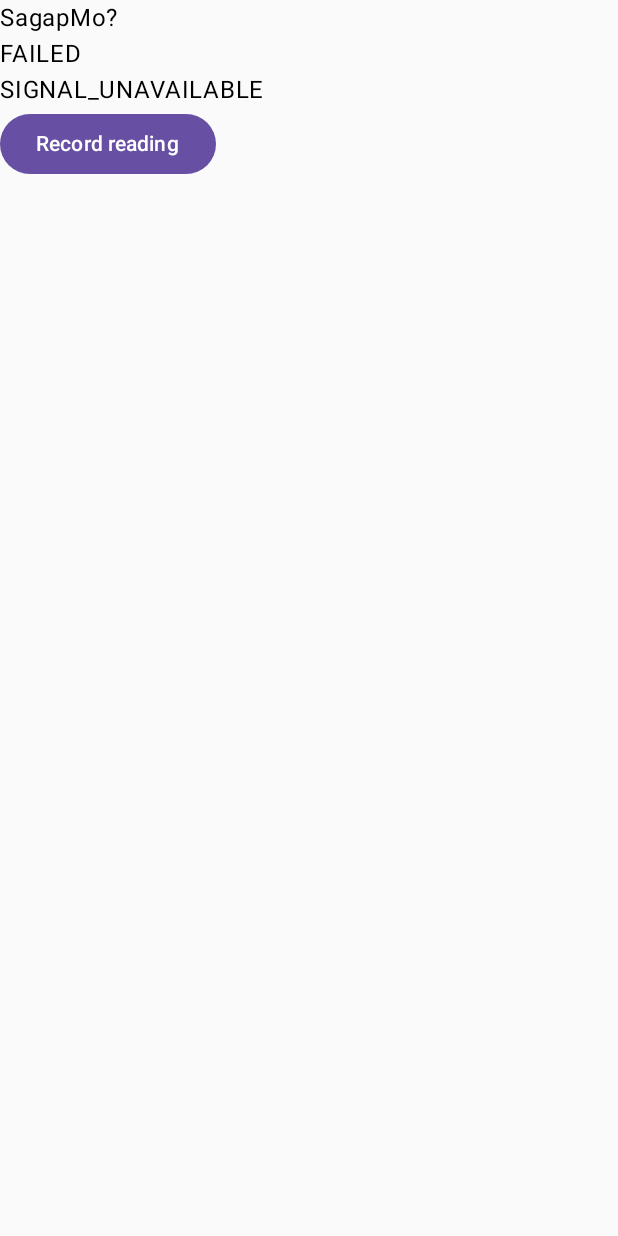
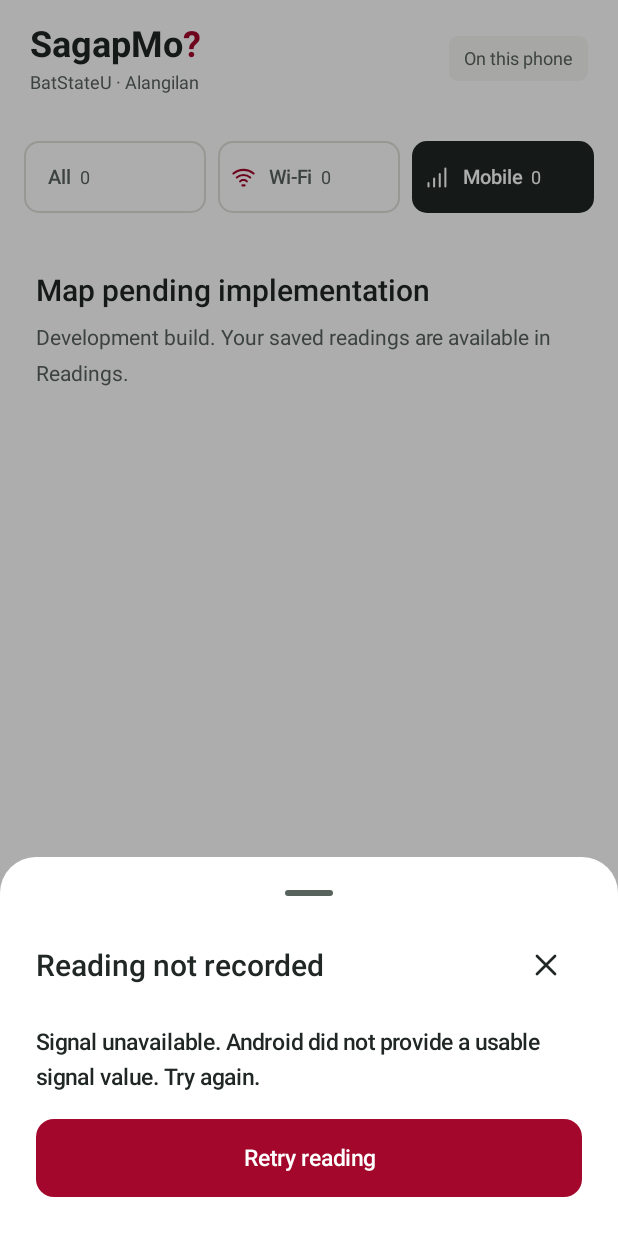
Before and after one commit to j-davidv/SagapMo, an Android app built with Jetpack Compose: the screen it shows after launch (MainActivity), after a tap on "Record reading", on a phone screen of 412 x 824 dp. Run offline under Robolectric (Android 15) with nearby library versions, the phone set to English and light mode, and no system bars; our stand-ins replace Room's generated code; 2 other taps on this screen came first.

Commit message:
feat: add readings filters and shared reading details

```diff
--- a/app/src/main/kotlin/com/sagapmo/app/MainActivity.kt
+++ b/app/src/main/kotlin/com/sagapmo/app/MainActivity.kt
@@ -18,6 +18,8 @@ import androidx.lifecycle.ViewModel
 import androidx.lifecycle.ViewModelProvider
 import androidx.lifecycle.compose.collectAsStateWithLifecycle
 import com.sagapmo.app.capture.*
+import com.sagapmo.app.ui.SagapMoApp
+import com.sagapmo.app.ui.SagapMoTheme
 
 class MainActivity : ComponentActivity() {
     private lateinit var model: SagapMoViewModel
@@ -34,21 +36,7 @@ class MainActivity : ComponentActivity() {
                 (application as SagapMoApplication).database.readings()) as T
         })[SagapMoViewModel::class.java]
         setContent {
-            val state by model.uiState.collectAsStateWithLifecycle()
-            MaterialTheme {
-                Column(Modifier.safeDrawingPadding()) {
-                    Text("SagapMo?")
-                    Text(state.capturePhase.name)
-                    Text(state.savedReading?.toString() ?: state.captureError?.name.orEmpty())
-                    Button(enabled = !state.recording, onClick = ::record) { Text("Record reading") }
-                    if (state.capturePhase == CapturePhase.AWAITING_PERMISSION && !state.permissionLaunched) {
-                        Text("Precise foreground location adds an outdoor pin. A valid signal can still be saved without one.")
-                        Button(onClick = ::requestLocation) { Text("Continue to location") }
-                        TextButton(onClick = model::onPermissionResult) { Text("Save without a pin") }
-                    }
-                    if (state.capturePhase == CapturePhase.SAVE_FAILED) Button(onClick = model::retrySave) { Text("Retry save") }
-                }
-            }
+            SagapMoTheme { SagapMoApp(model, ::record, ::requestLocation, ::openAppSettings) }
         }
     }
     private fun record() {
--- a/app/src/main/kotlin/com/sagapmo/app/SagapMoViewModel.kt
+++ b/app/src/main/kotlin/com/sagapmo/app/SagapMoViewModel.kt
@@ -130,6 +130,12 @@ class SagapMoViewModel(
         }
     }
     fun dismissCapture() { state.update { it.copy(captureVisible = false) } }
+    fun cancelCapture() {
+        if (state.value.capturePhase in setOf(CapturePhase.AWAITING_PERMISSION, CapturePhase.LOCATING, CapturePhase.ACQUIRING_SIGNAL)) {
+            operationJob?.cancel()
+            state.update { it.copy(capturePhase = CapturePhase.INTERRUPTED, captureVisible = false, permissionLaunched = false) }
+        }
+    }
     fun setFilter(type: ConnectionType?) { state.update { it.copy(filter = type) } }
     fun setDestination(destination: Destination) { state.update { it.copy(destination = destination) } }
     fun openReading(reading: Reading) {
--- /dev/null
+++ b/app/src/main/kotlin/com/sagapmo/app/ui/CaptureStatus.kt
@@ -0,0 +1,89 @@
+package com.sagapmo.app.ui
+
+import androidx.compose.foundation.*
+import androidx.compose.foundation.layout.*
+import androidx.compose.foundation.shape.RoundedCornerShape
+import androidx.compose.material3.*
+import androidx.compose.runtime.Composable
+import androidx.compose.ui.Modifier
+import androidx.compose.ui.semantics.*
+import androidx.compose.ui.unit.dp
+import com.sagapmo.app.*
+import com.sagapmo.app.capture.CaptureError
+import com.sagapmo.app.reading.*
+
+fun CaptureError.explanation() = when (this) {
+    CaptureError.NO_CONNECTION -> "No supported connection. Connect to Wi-Fi or Mobile in Android settings, then try again."
+    CaptureError.UNSUPPORTED_CONNECTION -> "This connection is not supported. Use Wi-Fi or Mobile as the active default connection."
+    CaptureError.VPN_ACTIVE -> "Disconnect the VPN to record. The pilot needs to identify Wi-Fi or Mobile reliably."
+    CaptureError.CONNECTION_CHANGED -> "Connection changed. Try again."
+    CaptureError.SIGNAL_UNAVAILABLE -> "Signal unavailable. Android did not provide a usable signal value. Try again."
+    CaptureError.SIGNAL_INVALID -> "Signal value unavailable. Android returned an invalid value. Try again."
+    CaptureError.SIGNAL_STALE -> "Mobile signal too old. Wait for Android to refresh the signal, then try again."
+    CaptureError.SIGNAL_PERMISSION_DENIED -> "Signal access unavailable. Android denied access to the signal. Check app permissions, then try again."
+}
+
+@OptIn(ExperimentalMaterial3Api::class)
+@Composable internal fun CaptureStatus(state: AppUiState, model: SagapMoViewModel, onRecord: () -> Unit,
+    onRequestPermission: () -> Unit, onOpenSettings: () -> Unit) {
+    val phase = state.capturePhase
+    val dismiss = { if (phase == CapturePhase.AWAITING_PERMISSION) model.cancelCapture() else model.dismissCapture() }
+    ModalBottomSheet(onDismissRequest = dismiss, sheetState = rememberModalBottomSheetState(skipPartiallyExpanded = true),
+        shape = RoundedCornerShape(topStart = 24.dp, topEnd = 24.dp), containerColor = MaterialTheme.colorScheme.surface) {
+        Column(Modifier.verticalScroll(rememberScrollState()).padding(24.dp, 0.dp, 24.dp, 26.dp), verticalArrangement = Arrangement.spacedBy(16.dp)) {
+            val title = when (phase) {
+                CapturePhase.AWAITING_PERMISSION -> "Add a pin to your reading"
+                CapturePhase.LOCATING -> "Getting location"
+                CapturePhase.ACQUIRING_SIGNAL -> "Reading signal"
+                CapturePhase.SAVING -> "Saving reading"
+                CapturePhase.SAVED -> "Reading saved"
+                CapturePhase.SAVE_FAILED -> "Reading could not be saved"
+                CapturePhase.INTERRUPTED -> "Recording interrupted"
+                else -> "Reading not recorded"
+            }
+            Column(Modifier.semantics { liveRegion = LiveRegionMode.Polite }) {
+                SheetHeading(title, "Close recording status", dismiss)
+            }
+            when (phase) {
+                CapturePhase.AWAITING_PERMISSION -> {
+                    AppIcon(AppSymbol.PIN)
+                    Text("Precise foreground location places this sample on the campus map. Location is used only while you record.")
+                    Text("A valid signal can still be saved without a pin.", color = MaterialTheme.colorScheme.onSurfaceVariant)
+                    PrimaryAction("Continue to location", onRequestPermission)
+                    TextButton(model::onPermissionResult, Modifier.heightIn(min = 48.dp)) { Text("Save without a pin") }
+                }
+                CapturePhase.LOCATING, CapturePhase.ACQUIRING_SIGNAL, CapturePhase.SAVING -> {
+                    Text(if (phase == CapturePhase.SAVING) "Your sample is being stored on this phone. Success appears only after saving finishes."
+                        else "Stay at your sampling spot until recording finishes. Location can take up to 10 seconds.")
+                    Text("You can keep browsing your saved readings.", color = MaterialTheme.colorScheme.onSurfaceVariant)
+                    PrimaryAction("Keep browsing", model::dismissCapture)
+                    if (phase != CapturePhase.SAVING) TextButton(model::cancelCapture, Modifier.heightIn(min = 48.dp)) { Text("Cancel recording") }
+                }
+                CapturePhase.SAVED -> state.savedReading?.let { reading ->
+                    AppIcon(AppSymbol.CHECK, tint = LocalRatingColors.current.good)
+                    Text(reading.connectionType.label(), style = MaterialTheme.typography.bodyLarge)
+                    Text(reading.rawDisplay(), style = MaterialTheme.typography.headlineLarge)
+                    RatingLabel(reading.rating)
+                    Text(reading.noLocationReason?.explanation() ?: "A pin is available on the campus map.")
+                    if (state.filter != null && state.filter != reading.connectionType) Text("Your ${state.filter.label()} filter hides this ${reading.connectionType.label()} reading. It is still saved.")
+                    PrimaryAction("Show saved reading", { model.openReading(reading) })
+                    TextButton(model::dismissCapture, Modifier.heightIn(min = 48.dp)) { Text("Done") }
+                }
+                CapturePhase.SAVE_FAILED -> {
+                    Text("Your captured sample is still here for this session. Retry saving the same reading without measuring again.")
+                    PrimaryAction("Retry save", model::retrySave)
+                }
+                CapturePhase.INTERRUPTED -> {
+                    Text("Recording ended before saving because the app left the foreground. No reading was saved.")
+                    PrimaryAction("Record again", onRecord)
+                }
+                CapturePhase.FAILED -> {
+                    Text(state.captureError?.explanation().orEmpty())
+                    PrimaryAction("Retry reading", onRecord)
+                    if (state.captureError == CaptureError.SIGNAL_PERMISSION_DENIED) TextButton(onOpenSettings, Modifier.heightIn(min = 48.dp)) { Text("Open app settings") }
+                }
+                else -> Unit
+            }
+        }
+    }
+}
--- /dev/null
+++ b/app/src/main/kotlin/com/sagapmo/app/ui/Components.kt
@@ -0,0 +1,110 @@
+package com.sagapmo.app.ui
+
+import androidx.compose.foundation.*
+import androidx.compose.foundation.layout.*
+import androidx.compose.foundation.shape.RoundedCornerShape
+import androidx.compose.foundation.selection.selectableGroup
+import androidx.compose.material3.*
+import androidx.compose.runtime.*
+import androidx.compose.ui.Modifier
+import androidx.compose.ui.Alignment
+import androidx.compose.ui.graphics.*
+import androidx.compose.ui.graphics.vector.*
+import androidx.compose.ui.platform.testTag
+import androidx.compose.ui.semantics.*
+import androidx.compose.ui.unit.dp
+import com.sagapmo.app.AppUiState
+import com.sagapmo.app.reading.*
+import java.time.*
+import java.time.format.DateTimeFormatter
+import java.time.format.FormatStyle
+
+enum class AppSymbol(val data: String) {
+    WIFI("M3,8.5 A14,14 0,0 1,21 8.5 M6,12 A9,9 0,0 1,18 12 M9,15.5 A4,4 0,0 1,15 15.5 M11,19 L13,19"),
+    MOBILE("M4,20 L4,17 M9,20 L9,13 M14,20 L14,9 M19,20 L19,4"),
+    MAP("M3,5 L9,3 L15,5 L21,3 L21,19 L15,21 L9,19 L3,21 Z M9,3 L9,19 M15,5 L15,21"),
+    LIST("M8,6 L21,6 M8,12 L21,12 M8,18 L21,18 M3,6 L4,6 M3,12 L4,12 M3,18 L4,18"),
+    PIN("M19,10 C19,15 12,21 12,21 C12,21 5,15 5,10 A7,7 0,1 1,19 10 Z M14.5,10 A2.5,2.5 0,1 1,9.5 10 A2.5,2.5 0,1 1,14.5 10"),
+    NO_PIN("M17,16 C15,19 12,21 12,21 C12,21 5,15 5,10 A7,7 0,0 1,7 5 M11,3 A7,7 0,0 1,19 10 L19,11 M3,3 L21,21"),
+    RECORD("M20.5,12 A8.5,8.5 0,1 1,3.5 12 A8.5,8.5 0,1 1,20.5 12 M15.5,12 A3.5,3.5 0,1 1,8.5 12 A3.5,3.5 0,1 1,15.5 12"),
+    INFO("M21,12 A9,9 0,1 1,3 12 A9,9 0,1 1,21 12 M12,11 L12,17 M12,7 L12,7.5"),
+    CLOSE("M6,6 L18,18 M6,18 L18,6"),
+    TARGET("M12,2 L12,5 M12,19 L12,22 M2,12 L5,12 M19,12 L22,12 M19,12 A7,7 0,1 1,5 12 A7,7 0,1 1,19 12 M14.5,12 A2.5,2.5 0,1 1,9.5 12 A2.5,2.5 0,1 1,14.5 12"),
+    CHECK("M5,12 L9,16 L19,6"),
+}
+@Composable fun AppIcon(symbol: AppSymbol, description: String? = null, modifier: Modifier = Modifier, tint: Color = LocalContentColor.current) {
+    val vector = remember(symbol) {
+        ImageVector.Builder(symbol.name, 24.dp, 24.dp, 24f, 24f)
+            .addPath(PathParser().parsePathString(symbol.data).toNodes(), fill = null,
+                stroke = SolidColor(Color.Black), strokeLineWidth = 1.8f,
+                strokeLineCap = StrokeCap.Round, strokeLineJoin = StrokeJoin.Round).build()
+    }
+    Icon(vector, description, modifier.size(24.dp), tint)
+}
+fun ConnectionType.label() = if (this == ConnectionType.WIFI) "Wi-Fi" else "Mobile"
+fun ConnectionType.symbol() = if (this == ConnectionType.WIFI) AppSymbol.WIFI else AppSymbol.MOBILE
+fun Rating.label() = name.lowercase().replaceFirstChar { it.uppercase() }
+fun Reading.rawDisplay() = if (connectionType == ConnectionType.WIFI) "$rawSignalValue dBm" else "Level $rawSignalValue/4"
+fun Reading.fullTime(): String = DateTimeFormatter.ofLocalizedDateTime(FormatStyle.LONG, FormatStyle.MEDIUM)
+    .format(Instant.ofEpochMilli(capturedAtEpochMillis).atZone(ZoneId.systemDefault()))
+fun Reading.shortTime(): String {
+    val time = Instant.ofEpochMilli(capturedAtEpochMillis).atZone(ZoneId.systemDefault())
+    val date = if (time.toLocalDate() == LocalDate.now()) "Today" else time.format(DateTimeFormatter.ofLocalizedDate(FormatStyle.MEDIUM))
+    return "$date · ${time.format(DateTimeFormatter.ofLocalizedTime(FormatStyle.SHORT))}"
+}
+fun NoLocationReason.explanation() = when (this) {
+    NoLocationReason.PERMISSION_DENIED -> "Location permission unavailable. Saved without a pin."
+    NoLocationReason.APPROXIMATE_ONLY -> "Precise location is needed for a campus pin. Saved without a pin."
+    NoLocationReason.LOCATION_DISABLED -> "Location services are off. Saved without a pin."
+    NoLocationReason.LOCATION_UNAVAILABLE -> "Location unavailable. Saved without a pin."
+    NoLocationReason.LOCATION_STALE -> "Location was too old. Saved without a pin."
+    NoLocationReason.LOCATION_INACCURATE -> "Location was too imprecise. Saved without a pin."
+    NoLocationReason.LOCATION_TIMEOUT -> "Location timed out. Saved without a pin."
+}
+@Composable fun ratingPair(rating: Rating): Pair<Color, Color> = LocalRatingColors.current.let {
+    when (rating) { Rating.GOOD -> it.good to it.goodBg; Rating.FAIR -> it.fair to it.fairBg; Rating.POOR -> it.poor to it.poorBg }
+}
+@Composable fun RatingLabel(rating: Rating) {
+    val (ink, background) = ratingPair(rating)
+    Surface(color = background, contentColor = ink, shape = RoundedCornerShape(5.dp)) {
+        Row(Modifier.padding(horizontal = 7.dp, vertical = 3.dp), verticalAlignment = Alignment.CenterVertically, horizontalArrangement = Arrangement.spacedBy(4.dp)) {
+            Box(Modifier.size(6.dp).background(ink, RoundedCornerShape(3.dp)))
+            Text(rating.label(), style = MaterialTheme.typography.labelSmall)
+        }
+    }
+}
+@Composable fun Filters(state: AppUiState, onFilter: (ConnectionType?) -> Unit, modifier: Modifier = Modifier) {
+    BoxWithConstraints(modifier.fillMaxWidth()) {
+        val chipWidth = (maxWidth - 16.dp) / 3
+        Row(Modifier.horizontalScroll(rememberScrollState()).selectableGroup(), horizontalArrangement = Arrangement.spacedBy(8.dp)) {
+            listOf(null, ConnectionType.WIFI, ConnectionType.MOBILE).forEach { type ->
+                FilterChip(selected = state.filter == type, onClick = { onFilter(type) },
+                    modifier = Modifier.widthIn(min = chipWidth).heightIn(min = 48.dp).testTag("filter-${type?.name ?: "ALL"}"),
+                    shape = RoundedCornerShape(10.dp),
+                    colors = FilterChipDefaults.filterChipColors(selectedContainerColor = MaterialTheme.colorScheme.secondary,
+                        selectedLabelColor = MaterialTheme.colorScheme.onSecondary, selectedLeadingIconColor = MaterialTheme.colorScheme.onSecondary),
+                    leadingIcon = type?.let { { AppIcon(it.symbol(), modifier = Modifier.size(18.dp)) } },
+                    label = {
+                        Row(horizontalArrangement = Arrangement.spacedBy(6.dp), verticalAlignment = Alignment.CenterVertically) {
+                            Text(type?.label() ?: "All", style = MaterialTheme.typography.labelMedium)
+                            Text(state.allReadings.count { type == null || it.connectionType == type }.toString(), style = MaterialTheme.typography.bodySmall)
+                        }
+                    })
+            }
+        }
+    }
+}
+@Composable fun PrimaryAction(label: String, onClick: () -> Unit, enabled: Boolean = true, symbol: AppSymbol? = null) {
+    Button(onClick, Modifier.fillMaxWidth().heightIn(min = 52.dp), enabled = enabled,
+        shape = RoundedCornerShape(12.dp), contentPadding = PaddingValues(16.dp, 12.dp)) {
+        if (symbol != null) { AppIcon(symbol); Spacer(Modifier.width(10.dp)) }
+        Text(label, style = MaterialTheme.typography.labelLarge)
+    }
+}
+@Composable fun EmptyState(title: String, message: String, action: String? = null, onAction: () -> Unit = {}) {
+    Column(Modifier.fillMaxWidth().padding(24.dp), verticalArrangement = Arrangement.spacedBy(12.dp)) {
+        Text(title, style = MaterialTheme.typography.titleSmall)
+        Text(message, style = MaterialTheme.typography.bodyMedium, color = MaterialTheme.colorScheme.onSurfaceVariant)
+        if (action != null) OutlinedButton(onAction, Modifier.heightIn(min = 48.dp), shape = RoundedCornerShape(10.dp)) { Text(action) }
+    }
+}
--- /dev/null
+++ b/app/src/main/kotlin/com/sagapmo/app/ui/SagapMoApp.kt
@@ -0,0 +1,87 @@
+package com.sagapmo.app.ui
+
+import androidx.compose.foundation.layout.*
+import androidx.compose.foundation.shape.RoundedCornerShape
+import androidx.compose.material3.*
+import androidx.compose.runtime.*
+import androidx.compose.ui.Alignment
+import androidx.compose.ui.Modifier
+import androidx.compose.ui.text.buildAnnotatedString
+import androidx.compose.ui.text.withStyle
+import androidx.compose.ui.text.SpanStyle
+import androidx.compose.ui.unit.dp
+import androidx.lifecycle.compose.collectAsStateWithLifecycle
+import com.sagapmo.app.*
+
+@Composable fun SagapMoApp(viewModel: SagapMoViewModel, onRecord: () -> Unit = { viewModel.record(false) },
+    onRequestPermission: () -> Unit = {}, onOpenSettings: () -> Unit = {}) {
+    val state by viewModel.uiState.collectAsStateWithLifecycle()
+    Surface(color = MaterialTheme.colorScheme.surface) {
+        BoxWithConstraints(Modifier.fillMaxSize()) {
+            val expanded = maxWidth >= 600.dp
+            Row {
+                if (expanded) NavigationRail(Modifier.windowInsetsPadding(WindowInsets.safeDrawing.only(WindowInsetsSides.Start + WindowInsetsSides.Top)), containerColor = MaterialTheme.colorScheme.surfaceVariant) {
+                    Destination.entries.forEach { destination -> NavigationRailItem(
+                        selected = state.destination == destination, onClick = { viewModel.setDestination(destination) },
+                        icon = { AppIcon(if (destination == Destination.MAP) AppSymbol.MAP else AppSymbol.LIST) },
+                        label = { Text(if (destination == Destination.MAP) "Map" else "Readings") }) }
+                }
+                Scaffold(Modifier.weight(1f), containerColor = MaterialTheme.colorScheme.surface,
+                    topBar = { AppHeader() },
+                    bottomBar = {
+                        Column {
+                            RecordPanel(state, onRecord, viewModel::retrySave)
+                            if (!expanded) NavigationBar(containerColor = MaterialTheme.colorScheme.surfaceVariant, tonalElevation = 0.dp) {
+                                Destination.entries.forEach { destination -> NavigationBarItem(
+                                    selected = state.destination == destination,
+                                    onClick = { viewModel.setDestination(destination) },
+                                    icon = { AppIcon(if (destination == Destination.MAP) AppSymbol.MAP else AppSymbol.LIST) },
+                                    label = { Text(if (destination == Destination.MAP) "Map" else "Readings", style = MaterialTheme.typography.bodySmall) },
+                                    colors = NavigationBarItemDefaults.colors(selectedIconColor = MaterialTheme.colorScheme.primary,
+                                        selectedTextColor = MaterialTheme.colorScheme.primary, indicatorColor = MaterialTheme.colorScheme.primaryContainer)) }
+                            } else Spacer(Modifier.windowInsetsBottomHeight(WindowInsets.navigationBars))
+                        }
+                    }) { padding ->
+                    Box(Modifier.fillMaxSize().padding(padding).consumeWindowInsets(padding)) {
+                        if (state.destination == Destination.READINGS) ReadingsScreen(state, onRecord, viewModel::setFilter, viewModel::openReading, viewModel::retryReadings)
+                        else Column {
+                            Filters(state, viewModel::setFilter, Modifier.padding(16.dp))
+                            EmptyState("Map pending implementation", "Development build. Your saved readings are available in Readings.")
+                        }
+                    }
+                }
+            }
+        }
+    }
+    state.selectedReading?.let { ReadingDetails(it, viewModel::closeDetails, viewModel::showOnMap, onOpenSettings) }
+    if (state.captureVisible && !state.permissionLaunched && state.selectedReading == null) CaptureStatus(state, viewModel, onRecord, onRequestPermission, onOpenSettings)
+}
+
+@Composable private fun AppHeader() {
+    Row(Modifier.fillMaxWidth().windowInsetsPadding(WindowInsets.statusBars).padding(20.dp, 16.dp),
+        verticalAlignment = Alignment.CenterVertically, horizontalArrangement = Arrangement.spacedBy(12.dp)) {
+        Column(Modifier.weight(1f), verticalArrangement = Arrangement.spacedBy(4.dp)) {
+            Text(buildAnnotatedString { append("SagapMo"); withStyle(SpanStyle(color = MaterialTheme.colorScheme.primary)) { append("?") } }, style = MaterialTheme.typography.titleLarge)
+            Text("BatStateU · Alangilan", style = MaterialTheme.typography.bodySmall, color = MaterialTheme.colorScheme.onSurfaceVariant)
+        }
+        Surface(shape = RoundedCornerShape(6.dp), color = MaterialTheme.colorScheme.surfaceVariant) {
+            Text("On this phone", Modifier.padding(10.dp, 8.dp).widthIn(max = 104.dp), style = MaterialTheme.typography.bodySmall, color = MaterialTheme.colorScheme.onSurfaceVariant)
+        }
+    }
+}
+
+@Composable private fun RecordPanel(state: AppUiState, onRecord: () -> Unit, onRetrySave: () -> Unit) {
+    Column(Modifier.fillMaxWidth().padding(20.dp, 16.dp), verticalArrangement = Arrangement.spacedBy(12.dp)) {
+        Row(horizontalArrangement = Arrangement.spacedBy(10.dp), verticalAlignment = Alignment.Top) {
+            AppIcon(AppSymbol.INFO, tint = MaterialTheme.colorScheme.onSurfaceVariant)
+            Column(Modifier.weight(1f)) {
+                Text(if (state.destination == Destination.MAP) "Pins are individual samples" else "Your readings stay with you", style = MaterialTheme.typography.bodyMedium)
+                Text(if (state.destination == Destination.MAP) "Areas without pins have not been sampled." else "Stored on this phone. No account needed.",
+                    style = MaterialTheme.typography.bodySmall, color = MaterialTheme.colorScheme.onSurfaceVariant)
+            }
+        }
+        val retry = state.capturePhase == CapturePhase.SAVE_FAILED && !state.captureVisible
+        PrimaryAction(if (retry) "Retry save" else if (state.recording) "Recording…" else "Record reading",
+            if (retry) onRetrySave else onRecord, enabled = retry || (!state.recording && state.pendingSave == null), symbol = AppSymbol.RECORD)
+    }
+}
--- /dev/null
+++ b/app/src/main/kotlin/com/sagapmo/app/ui/Theme.kt
@@ -0,0 +1,55 @@
+package com.sagapmo.app.ui
+
+import androidx.compose.foundation.isSystemInDarkTheme
+import androidx.compose.material3.*
+import androidx.compose.runtime.*
+import androidx.compose.ui.graphics.Color
+import androidx.compose.ui.text.TextStyle
+import androidx.compose.ui.text.font.FontFamily
+import androidx.compose.ui.text.font.FontWeight
+import androidx.compose.ui.unit.sp
+
+private val Light = lightColorScheme(
+    primary = Color(0xFFA3082C), onPrimary = Color.White,
+    primaryContainer = Color(0xFFFBECEF), onPrimaryContainer = Color(0xFFA3082C),
+    background = Color(0xFFF3F4EF), onBackground = Color(0xFF202725),
+    surface = Color.White, onSurface = Color(0xFF202725), onSurfaceVariant = Color(0xFF59635E),
+    surfaceVariant = Color(0xFFF7F8F4), surfaceContainer = Color(0xFFF7F8F4),
+    surfaceContainerLow = Color(0xFFF7F8F4), surfaceContainerHigh = Color.White,
+    outline = Color(0xFF9DA99F), outlineVariant = Color(0xFFDCE1D9),
+    secondary = Color(0xFF202725), onSecondary = Color.White,
+    secondaryContainer = Color(0xFFFBECEF), onSecondaryContainer = Color(0xFFA3082C),
+)
+private val Dark = darkColorScheme(
+    primary = Color(0xFFFFB1C1), onPrimary = Color(0xFF390816),
+    primaryContainer = Color(0xFF45212A), onPrimaryContainer = Color(0xFFFFB1C1),
+    background = Color(0xFF111813), onBackground = Color(0xFFE5ECE5),
+    surface = Color(0xFF1C241F), onSurface = Color(0xFFE5ECE5), onSurfaceVariant = Color(0xFFB2BEB4),
+    surfaceVariant = Color(0xFF252F28), surfaceContainer = Color(0xFF252F28),
+    surfaceContainerLow = Color(0xFF252F28), surfaceContainerHigh = Color(0xFF1C241F),
+    outline = Color(0xFFB2BEB4), outlineVariant = Color(0xFF445147),
+    secondary = Color(0xFFE5ECE5), onSecondary = Color(0xFF1C241F),
+    secondaryContainer = Color(0xFF45212A), onSecondaryContainer = Color(0xFFFFB1C1),
+)
+data class RatingColors(val good: Color, val goodBg: Color, val fair: Color, val fairBg: Color, val poor: Color, val poorBg: Color)
+val LocalRatingColors = staticCompositionLocalOf { RatingColors(Color(0xFF096644), Color(0xFFE6F4EB), Color(0xFF805000), Color(0xFFFFF1D6), Color(0xFFA12626), Color(0xFFFCEBEA)) }
+
+private fun type(size: Int, line: Int, weight: FontWeight = FontWeight.Normal) = TextStyle(
+    fontFamily = FontFamily.SansSerif, fontSize = size.sp, lineHeight = line.sp, fontWeight = weight)
+private val AppTypography = Typography(
+    headlineLarge = type(36, 44, FontWeight.SemiBold),
+    titleLarge = type(24, 29, FontWeight.Bold),
+    titleMedium = type(22, 28, FontWeight.SemiBold),
+    titleSmall = type(20, 26, FontWeight.SemiBold),
+    bodyLarge = type(15, 23, FontWeight.SemiBold),
+    bodyMedium = type(14, 24), bodySmall = type(12, 18),
+    labelLarge = type(15, 22, FontWeight.SemiBold),
+    labelMedium = type(13, 20, FontWeight.SemiBold),
+    labelSmall = type(12, 16, FontWeight.SemiBold),
+)
+@Composable fun SagapMoTheme(darkTheme: Boolean = isSystemInDarkTheme(), content: @Composable () -> Unit) {
+    val ratings = if (darkTheme) RatingColors(Color(0xFF9BD9B5), Color(0xFF193D2B), Color(0xFFEFC778), Color(0xFF42351A), Color(0xFFFFB3AD), Color(0xFF482826)) else LocalRatingColors.current
+    CompositionLocalProvider(LocalRatingColors provides ratings) {
+        MaterialTheme(colorScheme = if (darkTheme) Dark else Light, typography = AppTypography, content = content)
+    }
+}
```
Also changed, not shown: app/src/main/kotlin/com/sagapmo/app/ui/ReadingDetails.kt (added, +72 -0 lines), app/src/main/kotlin/com/sagapmo/app/ui/ReadingsScreen.kt (added, +81 -0 lines), 1 other file.
